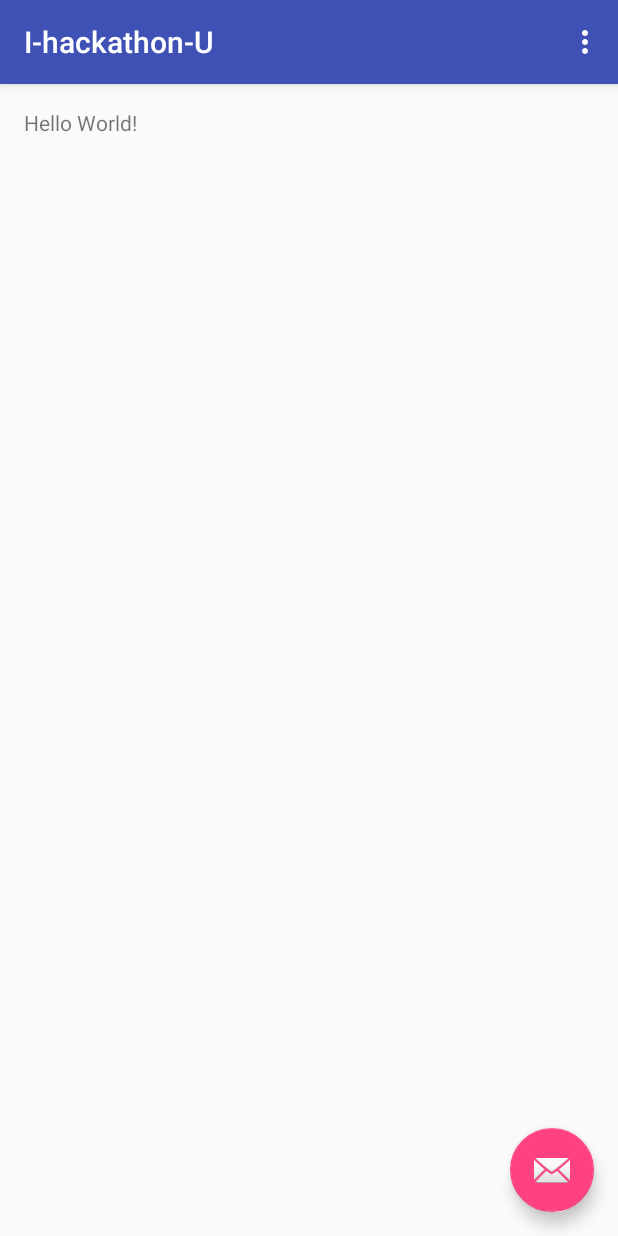
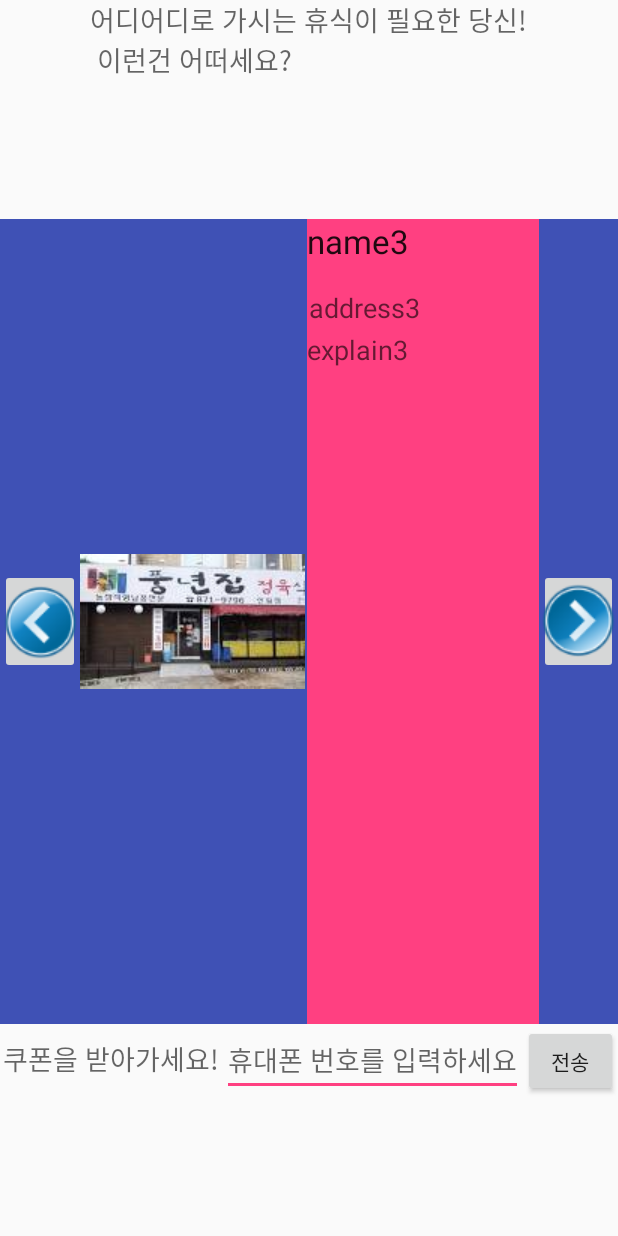
Before and after one commit to febdy/I-hackathon-U, an Android app: the screen it shows after launch (MainActivity), on a phone screen of 412 x 824 dp. Run offline under Robolectric (Android 15) with nearby library versions, the phone set to English and light mode, and no system bars.

Commit message:
added a result page and db

```diff
--- a/app/build.gradle
+++ b/app/build.gradle
@@ -24,4 +24,5 @@ dependencies {
     testCompile 'junit:junit:4.12'
     compile 'com.android.support:appcompat-v7:23.1.0'
     compile 'com.android.support:design:23.1.0'
+
 }
--- a/app/src/main/java/com/example/dayeong/i_hackathon_u/MainActivity.java
+++ b/app/src/main/java/com/example/dayeong/i_hackathon_u/MainActivity.java
@@ -1,52 +1,154 @@
 package com.example.dayeong.i_hackathon_u;
 
+/**
+ * Created by Dayeong on 2016-06-22.
+ */
+
+import android.app.Activity;
+import android.app.PendingIntent;
+import android.content.BroadcastReceiver;
+import android.content.Context;
+import android.content.Intent;
+import android.content.IntentFilter;
+import android.database.Cursor;
+import android.database.sqlite.SQLiteDatabase;
 import android.os.Bundle;
-import android.support.design.widget.FloatingActionButton;
-import android.support.design.widget.Snackbar;
-import android.support.v7.app.AppCompatActivity;
-import android.support.v7.widget.Toolbar;
+import android.support.v4.app.Fragment;
+import android.support.v4.app.FragmentActivity;
+import android.support.v4.app.FragmentManager;
+import android.support.v4.app.FragmentStatePagerAdapter;
+import android.support.v4.view.PagerAdapter;
+import android.telephony.PhoneNumberFormattingTextWatcher;
+import android.telephony.SmsManager;
 import android.view.View;
-import android.view.Menu;
-import android.view.MenuItem;
+import android.widget.EditText;
+import android.widget.Toast;
 
-public class MainActivity extends AppCompatActivity {
+public class MainActivity extends FragmentActivity {
+    private static final int NUM_PAGES = 10;
+    private MyViewPager mPager;
+    private PagerAdapter mPagerAdapter;
+    private int prevPosition = NUM_PAGES / 2;
+
+    SQLiteDatabase db;
+    ResultDBHelper mDbHelper;
 
     @Override
     protected void onCreate(Bundle savedInstanceState) {
         super.onCreate(savedInstanceState);
-        setContentView(R.layout.activity_main);
-        Toolbar toolbar = (Toolbar) findViewById(R.id.toolbar);
-        setSupportActionBar(toolbar);
+        setContentView(R.layout.activity_screen_slide);
 
-        FloatingActionButton fab = (FloatingActionButton) findViewById(R.id.fab);
-        fab.setOnClickListener(new View.OnClickListener() {
-            @Override
-            public void onClick(View view) {
-                Snackbar.make(view, "Replace with your own action", Snackbar.LENGTH_LONG)
-                        .setAction("Action", null).show();
-            }
-        });
+        mPager = (MyViewPager) findViewById(R.id.pager);
+        mPagerAdapter = new ScreenSlidePagerAdapter(getSupportFragmentManager());
+        mPager.setPagingEnabled(true);
+        mPager.setAdapter(mPagerAdapter);
+        mPager.setCurrentItem(this.NUM_PAGES / 2, false);
+
+        EditText putPhoneNumber = (EditText) findViewById(R.id.phoneNumber);
+        putPhoneNumber.addTextChangedListener(new PhoneNumberFormattingTextWatcher());
+
+        // create DB!
+        mDbHelper = new ResultDBHelper(getApplicationContext());
+        db = mDbHelper.getWritableDatabase();
+        db.execSQL("DROP TABLE IF EXISTS result_list;");
+        db.execSQL("CREATE TABLE result_list (ID INTEGER PRIMARY KEY AUTOINCREMENT, " +
+                "FIRST INTEGER, SECOND INTEGER, THIRD INTEGER, NAME TEXT, ADDRESS TEXT, " +
+                "EXPLAIN TEXT, IMAGE INT);");
+
+        db.execSQL("INSERT INTO result_list (first, second, third, name, address, explain, image) " + "VALUES (1, 1, 1, 'name', 'address', 'explain',"+ R.drawable.palace1+" );");
+        db.execSQL("INSERT INTO result_list (first, second, third, name, address, explain, image) " + "VALUES (1, 1, 1, 'name2', 'address2', 'explain2',"+ R.drawable.chinese1+");");
+        db.execSQL("INSERT INTO result_list (first, second, third, name, address, explain, image) " + "VALUES (1, 1, 1, 'name3', 'address3', 'explain3',"+ R.drawable.pork1+");");
     }
 
-    @Override
-    public boolean onCreateOptionsMenu(Menu menu) {
-        // Inflate the menu; this adds items to the action bar if it is present.
-        getMenuInflater().inflate(R.menu.menu_main, menu);
-        return true;
+    public void onClickLeftButton(View view) {
+        if (mPager.getCurrentItem() == 0) {
+            mPager.setCurrentItem(NUM_PAGES - 1);
+        } else {
+            mPager.setCurrentItem(mPager.getCurrentItem() - 1);
+        }
     }
 
-    @Override
-    public boolean onOptionsItemSelected(MenuItem item) {
-        // Handle action bar item clicks here. The action bar will
-        // automatically handle clicks on the Home/Up button, so long
-        // as you specify a parent activity in AndroidManifest.xml.
-        int id = item.getItemId();
+    public void onClickRightButton(View view) {
+        if (mPager.getCurrentItem() == NUM_PAGES - 1) {
+            mPager.setCurrentItem(0);
+        } else {
+            mPager.setCurrentItem(mPager.getCurrentItem() + 1);
+        }
+    }
 
-        //noinspection SimplifiableIfStatement
-        if (id == R.id.action_settings) {
-            return true;
+    public void onClickSend(View view) {
+        String SENT = "SMS_SENT";
+        String couponMessage = "이것은 쿠폰입니당~";
+
+        PendingIntent sentPI = PendingIntent.getBroadcast(this, 0, new Intent(SENT), 0);
+
+        registerReceiver(new BroadcastReceiver() {
+            @Override
+            public void onReceive(Context context, Intent intent) {
+                switch (getResultCode()) {
+                    case Activity.RESULT_OK:
+                        Toast.makeText(getBaseContext(), "쿠폰 전송 완료", Toast.LENGTH_SHORT).show();
+                        break;
+                    case SmsManager.RESULT_ERROR_GENERIC_FAILURE:
+                        Toast.makeText(getBaseContext(), "Generic failure", Toast.LENGTH_SHORT).show();
+                        break;
+                    case SmsManager.RESULT_ERROR_NO_SERVICE:
+                        Toast.makeText(getBaseContext(), "No service", Toast.LENGTH_SHORT).show();
+                        break;
+                    case SmsManager.RESULT_ERROR_NULL_PDU:
+                        Toast.makeText(getBaseContext(), "Null PDU", Toast.LENGTH_SHORT).show();
+                        break;
+                    case SmsManager.RESULT_ERROR_RADIO_OFF:
+                        Toast.makeText(getBaseContext(), "Radio off", Toast.LENGTH_SHORT).show();
+                        break;
+                }
+            }
+        }, new IntentFilter(SENT));
+
+        SmsManager sms = SmsManager.getDefault();
+
+        EditText getPhoneNumber = (EditText) findViewById(R.id.phoneNumber);
+        String phoneNumber = getPhoneNumber.getText().toString();
+        sms.sendTextMessage(phoneNumber, null, couponMessage, sentPI, null);
+    }
+
+    private class ScreenSlidePagerAdapter extends FragmentStatePagerAdapter {
+        public ScreenSlidePagerAdapter(FragmentManager fm) {
+            super(fm);
         }
 
-        return super.onOptionsItemSelected(item);
+        @Override
+        public Fragment getItem(int position) {
+            ScreenSlidePageFragment contentFragment = new ScreenSlidePageFragment();
+            int page_cnt = 3;
+            int putPage = position % page_cnt;
+            Bundle args = new Bundle();
+
+            db = mDbHelper.getReadableDatabase();
+            Cursor c = db.rawQuery("SELECT * FROM result_list", null);
+
+            c.moveToPosition(putPage);
+            String name = c.getString(4);
+            String address = c.getString(5);
+            String explain = c.getString(6);
+            int image = c.getInt(7);
+
+            args.putString("name", name);
+            args.putString("address", address);
+            args.putString("explain", explain);
+            args.putInt("image", image);
+
+            contentFragment.setArguments(args);
+
+            prevPosition = position;
+
+            return contentFragment;
+        }
+
+        @Override
+        public int getCount() {
+            return NUM_PAGES;
+        }
     }
+
 }
--- /dev/null
+++ b/app/src/main/java/com/example/dayeong/i_hackathon_u/MyViewPager.java
@@ -0,0 +1,48 @@
+package com.example.dayeong.i_hackathon_u;
+
+import android.content.Context;
+import android.support.v4.view.ViewPager;
+import android.util.AttributeSet;
+import android.view.MotionEvent;
+
+/**
+ * Created by Dayeong on 2016-06-23.
+ */
+public class MyViewPager extends ViewPager {
+
+    private boolean enabled = true;
+
+    public MyViewPager(Context context)
+    {
+        super(context);
+    }
+
+    public MyViewPager(Context context, AttributeSet attrs)
+    {
+        super(context, attrs);
+    }
+
+    @Override
+    public boolean onTouchEvent(MotionEvent event)
+    {
+        if(this.enabled == true)
+            return super.onTouchEvent(event);
+
+        return false;
+    }
+
+    @Override
+    public boolean onInterceptTouchEvent(MotionEvent event)
+    {
+        if(this.enabled == true)
+            return super.onInterceptTouchEvent(event);
+
+        return false;
+    }
+
+    public void setPagingEnabled(boolean enabled)
+    {
+        this.enabled = enabled;
+    }
+
+}
--- /dev/null
+++ b/app/src/main/java/com/example/dayeong/i_hackathon_u/ResultDBHelper.java
@@ -0,0 +1,49 @@
+package com.example.dayeong.i_hackathon_u;
+
+import android.content.Context;
+import android.database.sqlite.SQLiteDatabase;
+import android.database.sqlite.SQLiteOpenHelper;
+
+/**
+ * Created by Dayeong on 2016-06-24.
+ */
+
+public class ResultDBHelper extends SQLiteOpenHelper {
+    // If you change the database schema, you must increment the database version.
+    public static final int DATABASE_VERSION = 1;
+    public static final String TABLE_NAME = "result_list";
+
+    private static final String RESULT_TABLE_CREATE =
+            "CREATE TABLE " + TABLE_NAME + " (" +
+                    "ID INTEGER PRIMARY KEY AUTOINCREMENT, " +
+                    "FIRST INTEGER, " +
+                    "SECOND INTEGER, " +
+                    "THIRD INTEGER, " +
+                    "NAME TEXT" +
+                    "ADDRESS TEXT " +
+                    "EXPLAIN TEXT " +
+                    "IMAGE INTEGER" +
+                    ");";
+
+    private static final String RESULT_TABLE_DELETE =
+            "DROP TABLE IF EXISTS " + TABLE_NAME;
+
+    public ResultDBHelper(Context context) {
+        super(context, "result.db", null, DATABASE_VERSION);
+    }
+
+    public void onCreate(SQLiteDatabase db) {
+        //db.execSQL(RESULT_TABLE_CREATE);
+    }
+
+    public void onUpgrade(SQLiteDatabase db, int oldVersion, int newVersion) {
+        // This database is only a cache for online data, so its upgrade policy is
+        // to simply to discard the data and start over
+        //db.execSQL(RESULT_TABLE_DELETE);
+        onCreate(db);
+    }
+
+    public void onDowngrade(SQLiteDatabase db, int oldVersion, int newVersion) {
+        onUpgrade(db, oldVersion, newVersion);
+    }
+}
--- /dev/null
+++ b/app/src/main/java/com/example/dayeong/i_hackathon_u/ScreenSlideActivity.java
@@ -0,0 +1,60 @@
+package com.example.dayeong.i_hackathon_u;
+
+/**
+ * Created by Dayeong on 2016-06-22.
+ */
+/*
+import android.os.Bundle;
+import android.support.v4.app.Fragment;
+import android.support.v4.app.FragmentActivity;
+import android.support.v4.app.FragmentManager;
+import android.support.v4.app.FragmentStatePagerAdapter;
+import android.support.v4.view.PagerAdapter;
+import android.support.v4.view.ViewPager;
+
+public class ScreenSlideActivity extends FragmentActivity {
+
+    private static final int NUM_PAGES = 5;
+    private ViewPager mPager;
+    private PagerAdapter mPagerAdapter;
+
+    @Override
+    protected void onCreate(Bundle savedInstanceState) {
+        super.onCreate(savedInstanceState);
+        setContentView(R.layout.activity_screen_slide);
+
+        // Instantiate a ViewPager and a PagerAdapter.
+        mPager = (ViewPager) findViewById(R.id.pager);
+        mPagerAdapter = new ScreenSlidePagerAdapter(getSupportFragmentManager());
+        mPager.setAdapter(mPagerAdapter);
+    }
+
+    @Override
+    public void onBackPressed() {
+        if (mPager.getCurrentItem() == 0) {
+            // If the user is currently looking at the first step, allow the system to handle the
+            // Back button. This calls finish() on this activity and pops the back stack.
+            super.onBackPressed();
+        } else {
+            // Otherwise, select the previous step.
+            mPager.setCurrentItem(mPager.getCurrentItem() - 1);
+        }
+    }
+
+
+    private class ScreenSlidePagerAdapter extends FragmentStatePagerAdapter {
+        public ScreenSlidePagerAdapter(FragmentManager fm) {
+            super(fm);
+        }
+
+        @Override
+        public Fragment getItem(int position) {
+            return new ScreenSlidePageFragment();
+        }
+
+        @Override
+        public int getCount() {
+            return NUM_PAGES;
+        }
+    }
+}*/
--- /dev/null
+++ b/app/src/main/java/com/example/dayeong/i_hackathon_u/ScreenSlidePageFragment.java
@@ -0,0 +1,43 @@
+package com.example.dayeong.i_hackathon_u;
+
+import android.os.Bundle;
+import android.support.v4.app.Fragment;
+import android.view.LayoutInflater;
+import android.view.View;
+import android.view.ViewGroup;
+import android.widget.ImageView;
+import android.widget.TextView;
+
+public class ScreenSlidePageFragment extends Fragment {
+
+    @Override
+    public View onCreateView(LayoutInflater inflater, ViewGroup container,
+                             Bundle savedInstanceState) {
+        ViewGroup rootView = (ViewGroup) inflater.inflate(
+                R.layout.fragment_screen_slide_page, container, false);
+
+        Bundle bundle = getArguments();
+
+/*        TextView page_num=(TextView)rootView.findViewById(R.id.content);
+        int num = (int)bundle.get("num");
+        page_num.setText(String.valueOf(num)); */
+
+        ImageView image = (ImageView) rootView.findViewById(R.id.img_view);
+        image.setImageResource((Integer)bundle.get("image"));
+
+        TextView nameText = (TextView) rootView.findViewById(R.id.nameText);
+        nameText.setText((String) bundle.get("name"));
+
+        TextView addressText = (TextView) rootView.findViewById(R.id.addressText);
+        addressText.setText((String) bundle.get("address"));
+
+        TextView explainText = (TextView) rootView.findViewById(R.id.explainText);
+        explainText.setText((String) bundle.get("explain"));
+        /*"사적 제117호. 도성의 북쪽에 있다고 하여 북궐(北闕)이라고도 불리었다." +
+                "조선왕조의 건립에 따라 창건되어 초기에 정궁으로 사용되었으나 임진왜란 " +
+                "때 전소된 후 오랫동안 폐허로 남아 있다가 " +
+                "조선 말기 고종 때 중건되어 잠시 궁궐로 이용되었다.");
+*/
+        return rootView;
+    }
+}
--- a/app/src/main/res/layout/activity_main.xml
+++ /dev/null
@@ -1,25 +0,0 @@
-<?xml version="1.0" encoding="utf-8"?>
-<android.support.design.widget.CoordinatorLayout
-    xmlns:android="http://schemas.android.com/apk/res/android"
-    xmlns:app="http://schemas.android.com/apk/res-auto"
-    xmlns:tools="http://schemas.android.com/tools" android:layout_width="match_parent"
-    android:layout_height="match_parent" android:fitsSystemWindows="true"
-    tools:context=".MainActivity">
-
-    <android.support.design.widget.AppBarLayout android:layout_height="wrap_content"
-        android:layout_width="match_parent" android:theme="@style/AppTheme.AppBarOverlay">
-
-        <android.support.v7.widget.Toolbar android:id="@+id/toolbar"
-            android:layout_width="match_parent" android:layout_height="?attr/actionBarSize"
-            android:background="?attr/colorPrimary" app:popupTheme="@style/AppTheme.PopupOverlay" />
-
-    </android.support.design.widget.AppBarLayout>
-
-    <include layout="@layout/content_main" />
-
-    <android.support.design.widget.FloatingActionButton android:id="@+id/fab"
-        android:layout_width="wrap_content" android:layout_height="wrap_content"
-        android:layout_gravity="bottom|end" android:layout_margin="@dimen/fab_margin"
-        android:src="@android:drawable/ic_dialog_email" />
-
-</android.support.design.widget.CoordinatorLayout>
--- /dev/null
+++ b/app/src/main/res/layout/activity_screen_slide.xml
@@ -0,0 +1,86 @@
+<?xml version="1.0" encoding="utf-8"?>
+<LinearLayout xmlns:android="http://schemas.android.com/apk/res/android"
+    android:layout_width="match_parent"
+    android:layout_height="match_parent"
+    android:orientation="vertical">
+
+    <LinearLayout
+        android:layout_width="wrap_content"
+        android:layout_height="wrap_content"
+        android:layout_gravity="center"
+        android:layout_weight="1">
+
+        <TextView
+            style="?android:textAppearanceMedium"
+            android:layout_width="wrap_content"
+            android:layout_height="wrap_content"
+            android:text="어디어디로 가시는 휴식이 필요한 당신!\n 이런건 어떠세요?" />
+
+    </LinearLayout>
+
+    <LinearLayout
+        android:layout_width="match_parent"
+        android:layout_height="wrap_content"
+        android:layout_weight="5"
+        android:background="@color/colorPrimary"
+        android:orientation="horizontal">
+
+        <ImageButton
+            android:id="@+id/leftButton"
+            android:layout_width="wrap_content"
+            android:layout_height="wrap_content"
+            android:layout_gravity="left|center"
+            android:layout_weight="1"
+            android:onClick="onClickLeftButton"
+            android:src="@drawable/leftbutton2" />
+
+        <com.example.dayeong.i_hackathon_u.MyViewPager xmlns:android="http://schemas.android.com/apk/res/android"
+            android:id="@+id/pager"
+            android:layout_width="match_parent"
+            android:layout_height="match_parent"
+            android:layout_weight="5" />
+
+        <ImageButton
+            android:id="@+id/rightButton"
+            android:layout_width="wrap_content"
+            android:layout_height="wrap_content"
+            android:layout_gravity="right|center"
+            android:layout_weight="1"
+            android:onClick="onClickRightButton"
+            android:src="@drawable/rightbutton2" />
+
+    </LinearLayout>
+
+    <LinearLayout
+        android:layout_width="wrap_content"
+        android:layout_height="wrap_content"
+        android:layout_gravity="center"
+        android:layout_weight="1"
+        android:orientation="horizontal">
+
+        <TextView
+            style="?android:textAppearanceMedium"
+            android:layout_width="wrap_content"
+            android:layout_height="wrap_content"
+            android:padding="3px"
+            android:text="쿠폰을 받아가세요!" />
+
+        <EditText
+            android:id="@+id/phoneNumber"
+            android:layout_width="wrap_content"
+            android:layout_height="wrap_content"
+            android:digits="0123456789-"
+            android:hint="휴대폰 번호를 입력하세요"
+            android:inputType="phone"
+            android:maxLength="13" />
+
+        <Button
+            android:id="@+id/getCoupon"
+            android:layout_width="wrap_content"
+            android:layout_height="wrap_content"
+            android:onClick="onClickSend"
+            android:text="전송" />
+
+    </LinearLayout>
+
+</LinearLayout>
--- a/app/src/main/res/layout/content_main.xml
+++ /dev/null
@@ -1,14 +0,0 @@
-<?xml version="1.0" encoding="utf-8"?>
-<RelativeLayout xmlns:android="http://schemas.android.com/apk/res/android"
-    xmlns:tools="http://schemas.android.com/tools"
-    xmlns:app="http://schemas.android.com/apk/res-auto" android:layout_width="match_parent"
-    android:layout_height="match_parent" android:paddingLeft="@dimen/activity_horizontal_margin"
-    android:paddingRight="@dimen/activity_horizontal_margin"
-    android:paddingTop="@dimen/activity_vertical_margin"
-    android:paddingBottom="@dimen/activity_vertical_margin"
-    app:layout_behavior="@string/appbar_scrolling_view_behavior"
-    tools:showIn="@layout/activity_main" tools:context=".MainActivity">
-
-    <TextView android:text="Hello World!" android:layout_width="wrap_content"
-        android:layout_height="wrap_content" />
-</RelativeLayout>
--- /dev/null
+++ b/app/src/main/res/layout/fragment_screen_slide_page.xml
@@ -0,0 +1,55 @@
+<?xml version="1.0" encoding="utf-8"?>
+<LinearLayout xmlns:android="http://schemas.android.com/apk/res/android"
+    android:layout_width="match_parent"
+    android:layout_height="match_parent"
+    android:orientation="horizontal">
+
+    <LinearLayout xmlns:android="http://schemas.android.com/apk/res/android"
+        android:layout_width="wrap_content"
+        android:layout_height="match_parent">
+
+        <ImageView
+            android:id="@+id/img_view"
+            android:layout_width="wrap_content"
+            android:layout_height="wrap_content"
+            android:layout_gravity="left|center"
+            android:adjustViewBounds="true"
+            android:maxHeight="500px"
+            android:maxWidth="400px"
+            android:paddingRight="2px" />
+
+    </LinearLayout>
+
+    <LinearLayout xmlns:android="http://schemas.android.com/apk/res/android"
+        android:layout_width="match_parent"
+        android:layout_height="match_parent"
+        android:background="@color/colorAccent"
+        android:orientation="vertical">
+
+        <TextView
+            android:id="@+id/nameText"
+            style="?android:textAppearanceLarge"
+            android:layout_width="wrap_content"
+            android:layout_height="wrap_content"
+            android:lineSpacingMultiplier="1.2"
+            android:paddingBottom="16dp" />
+
+        <TextView
+            android:id="@+id/addressText"
+            style="?android:textAppearanceMedium"
+            android:layout_width="wrap_content"
+            android:layout_height="wrap_content"
+            android:lineSpacingMultiplier="1.2"
+            android:padding="1dp" />
+
+        <TextView
+            android:id="@+id/explainText"
+            style="?android:textAppearanceMedium"
+            android:layout_width="wrap_content"
+            android:layout_height="wrap_content"
+            android:lineSpacingMultiplier="1.2"
+            android:paddingTop="2dp" />
+
+    </LinearLayout>
+
+</LinearLayout>
--- a/app/src/main/res/values/strings.xml
+++ b/app/src/main/res/values/strings.xml
@@ -1,4 +1,7 @@
 <resources>
     <string name="app_name">I-hackathon-U</string>
     <string name="action_settings">Settings</string>
+
+<!-- TODO: Remove or change this placeholder text -->
+    <string name="hello_blank_fragment">Hello blank fragment</string>
 </resources>
```
Also changed, not shown: app/src/main/AndroidManifest.xml (+6 -1 lines), app/src/main/res/drawable/chinese1.png (added), app/src/main/res/drawable/leftbutton.png (added), app/src/main/res/drawable/leftbutton2.png (added), app/src/main/res/drawable/palace1.jpg (added), app/src/main/res/drawable/pork1.jpg (added), app/src/main/res/drawable/rightbutton.png (added), app/src/main/res/drawable/rightbutton2.png (added).
